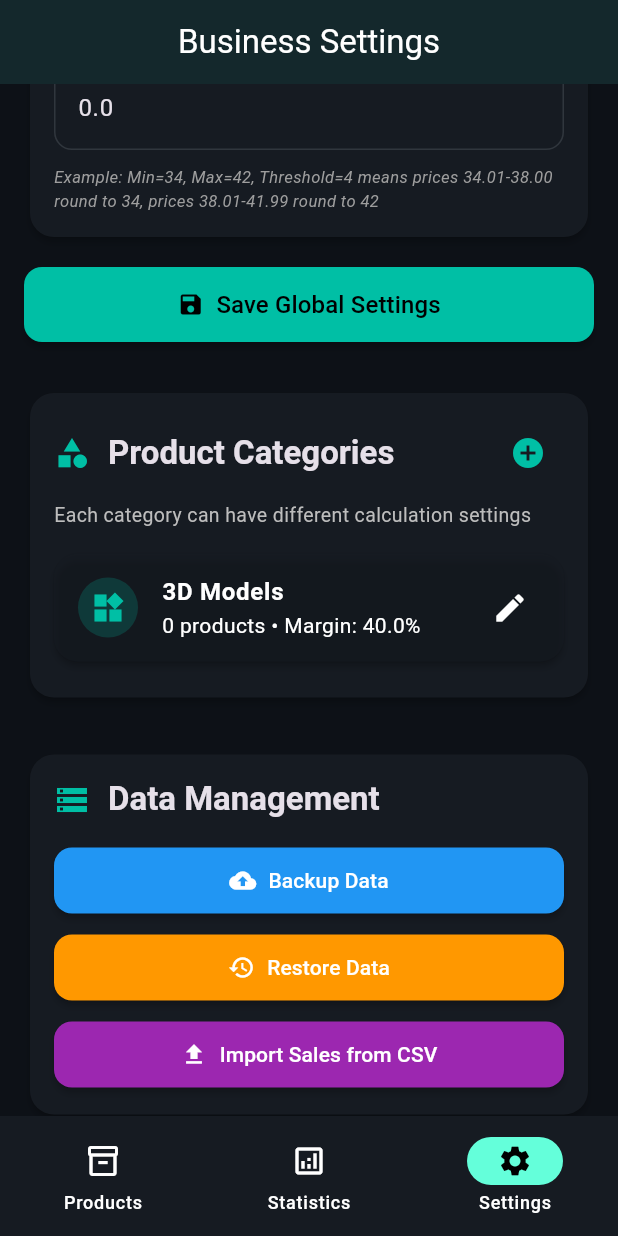
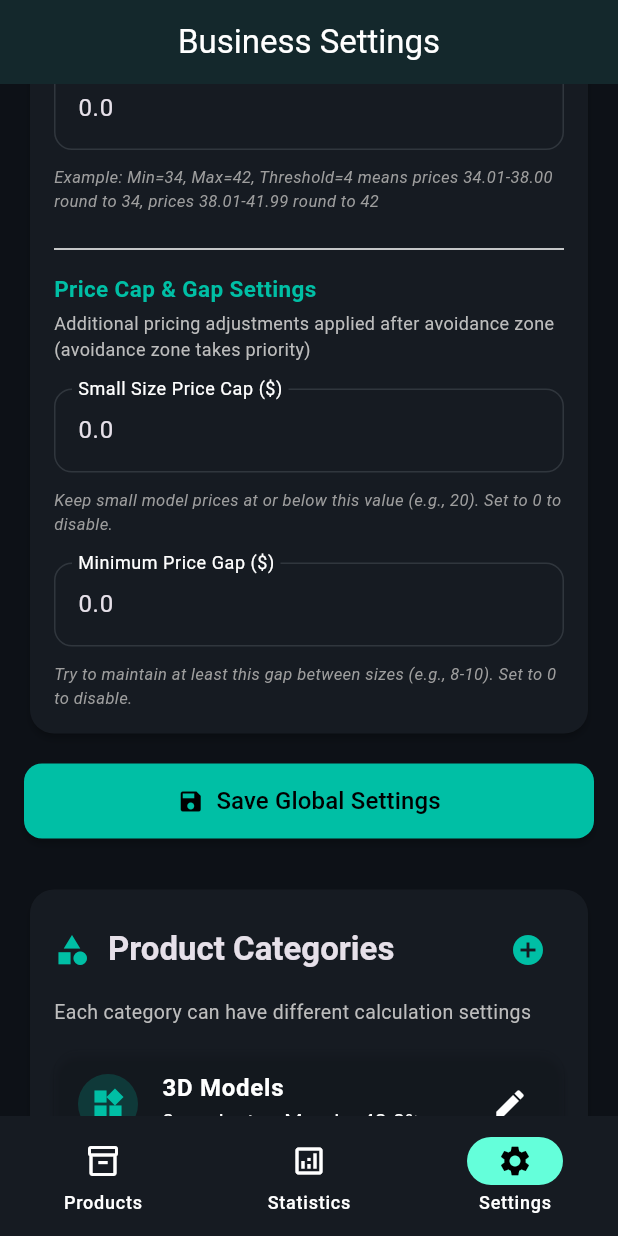
Before and after one commit to TheRealFalseReality/pricetool, a Flutter app: the screen it shows after launch, item 3 of the bottom bar chosen, scrolled down 576 dp, on a phone screen of 412 x 824 dp. Run offline on Flutter 3.47's test engine with Material 3 defaults, Android fonts, the phone set to English and light mode, and no system bars; our stand-ins replace file_picker, flutter_bloc, hive_flutter; missing offline and left inert: file_saver; accounts and stored records are empty.

Commit message:
Add small price cap and minimum gap settings with visual feedback
Co-authored-by: TheRealFalseReality <106857076+TheRealFalseReality@users.noreply.github.com>

```diff
--- a/lib/main.dart
+++ b/lib/main.dart
@@ -175,6 +175,10 @@ class Settings extends HiveObject {
   late double avoidanceZoneMax;
   @HiveField(5)
   late double avoidanceZoneThreshold;
+  @HiveField(6)
+  late double smallPriceCap;
+  @HiveField(7)
+  late double minPriceGap;
 
   Settings.defaults() {
     electricityCostKwh = 0.15;
@@ -183,6 +187,8 @@ class Settings extends HiveObject {
     avoidanceZoneMin = 0;
     avoidanceZoneMax = 0;
     avoidanceZoneThreshold = 0;
+    smallPriceCap = 0;
+    minPriceGap = 0;
   }
 
   // For JSON serialization
@@ -193,6 +199,8 @@ class Settings extends HiveObject {
     'avoidanceZoneMin': avoidanceZoneMin,
     'avoidanceZoneMax': avoidanceZoneMax,
     'avoidanceZoneThreshold': avoidanceZoneThreshold,
+    'smallPriceCap': smallPriceCap,
+    'minPriceGap': minPriceGap,
   };
 
   factory Settings.fromJson(Map<String, dynamic> json) {
@@ -202,7 +210,9 @@ class Settings extends HiveObject {
       ..etsyListingFee = (json['etsyListingFee'] as num).toDouble()
       ..avoidanceZoneMin = (json['avoidanceZoneMin'] as num? ?? 0).toDouble()
       ..avoidanceZoneMax = (json['avoidanceZoneMax'] as num? ?? 0).toDouble()
-      ..avoidanceZoneThreshold = (json['avoidanceZoneThreshold'] as num? ?? 0).toDouble();
+      ..avoidanceZoneThreshold = (json['avoidanceZoneThreshold'] as num? ?? 0).toDouble()
+      ..smallPriceCap = (json['smallPriceCap'] as num? ?? 0).toDouble()
+      ..minPriceGap = (json['minPriceGap'] as num? ?? 0).toDouble();
   }
 
   // Helper method to create from old settings for backward compatibility
@@ -213,7 +223,9 @@ class Settings extends HiveObject {
       ..etsyListingFee = (json['etsyListingFee'] as num? ?? 0.20).toDouble()
       ..avoidanceZoneMin = (json['avoidanceZoneMin'] as num? ?? 0).toDouble()
       ..avoidanceZoneMax = (json['avoidanceZoneMax'] as num? ?? 0).toDouble()
-      ..avoidanceZoneThreshold = (json['avoidanceZoneThreshold'] as num? ?? 0).toDouble();
+      ..avoidanceZoneThreshold = (json['avoidanceZoneThreshold'] as num? ?? 0).toDouble()
+      ..smallPriceCap = (json['smallPriceCap'] as num? ?? 0).toDouble()
+      ..minPriceGap = (json['minPriceGap'] as num? ?? 0).toDouble();
   }
 }
 
@@ -361,13 +373,15 @@ class SettingsAdapter extends TypeAdapter<Settings> {
       ..etsyListingFee = fields[2] as double
       ..avoidanceZoneMin = fields.containsKey(3) ? fields[3] as double : 0
       ..avoidanceZoneMax = fields.containsKey(4) ? fields[4] as double : 0
-      ..avoidanceZoneThreshold = fields.containsKey(5) ? fields[5] as double : 0;
+      ..avoidanceZoneThreshold = fields.containsKey(5) ? fields[5] as double : 0
+      ..smallPriceCap = fields.containsKey(6) ? fields[6] as double : 0
+      ..minPriceGap = fields.containsKey(7) ? fields[7] as double : 0;
   }
 
   @override
   void write(BinaryWriter writer, Settings obj) {
     writer
-      ..writeByte(6)
+      ..writeByte(8)
       ..writeByte(0)
       ..write(obj.electricityCostKwh)
       ..writeByte(1)
@@ -379,7 +393,11 @@ class SettingsAdapter extends TypeAdapter<Settings> {
       ..writeByte(4)
       ..write(obj.avoidanceZoneMax)
       ..writeByte(5)
-      ..write(obj.avoidanceZoneThreshold);
+      ..write(obj.avoidanceZoneThreshold)
+      ..writeByte(6)
+      ..write(obj.smallPriceCap)
+      ..writeByte(7)
+      ..write(obj.minPriceGap);
   }
 }
 
@@ -2117,6 +2135,8 @@ class _SettingsPageState extends State<SettingsPage> {
       'avoidanceZoneMin': TextEditingController(text: settings.avoidanceZoneMin.toString()),
       'avoidanceZoneMax': TextEditingController(text: settings.avoidanceZoneMax.toString()),
       'avoidanceZoneThreshold': TextEditingController(text: settings.avoidanceZoneThreshold.toString()),
+      'smallPriceCap': TextEditingController(text: settings.smallPriceCap.toString()),
+      'minPriceGap': TextEditingController(text: settings.minPriceGap.toString()),
     };
   }
 
@@ -2443,6 +2463,32 @@ class _SettingsPageState extends State<SettingsPage> {
                         const SizedBox(height: 4),
                         Text(
                           'Example: Min=34, Max=42, Threshold=4 means prices 34.01-38.00 round to 34, prices 38.01-41.99 round to 42',
+                          style: TextStyle(fontSize: 11, color: Colors.grey[500], fontStyle: FontStyle.italic),
+                        ),
+                        const SizedBox(height: 16),
+                        const Divider(),
+                        const SizedBox(height: 8),
+                        Text(
+                          'Price Cap & Gap Settings',
+                          style: TextStyle(fontSize: 15, fontWeight: FontWeight.bold, color: Theme.of(context).colorScheme.primary),
+                        ),
+                        const SizedBox(height: 4),
+                        Text(
+                          'Additional pricing adjustments applied after avoidance zone (avoidance zone takes priority)',
+                          style: TextStyle(fontSize: 12, color: Colors.grey[400]),
+                        ),
+                        const SizedBox(height: 12),
+                        _buildTextField('smallPriceCap', 'Small Size Price Cap (\$)'),
+                        const SizedBox(height: 4),
+                        Text(
+                          'Keep small model prices at or below this value (e.g., 20). Set to 0 to disable.',
+                          style: TextStyle(fontSize: 11, color: Colors.grey[500], fontStyle: FontStyle.italic),
+                        ),
+                        const SizedBox(height: 12),
+                        _buildTextField('minPriceGap', 'Minimum Price Gap (\$)'),
+                        const SizedBox(height: 4),
+                        Text(
+                          'Try to maintain at least this gap between sizes (e.g., 8-10). Set to 0 to disable.',
                           style: TextStyle(fontSize: 11, color: Colors.grey[500], fontStyle: FontStyle.italic),
                         ),
                       ],
@@ -2987,6 +3033,7 @@ class _ProductDetailPageState extends State<ProductDetailPage> with TickerProvid
       Map<String, Map<String, double>> newResults = {};
       final newVariations = <String, ProductVariation>{};
 
+      // First pass: calculate all prices with avoidance zone
       variationsData.forEach((key, value) {
         final printTime = value['time']!;
         final filamentGrams = value['grams']!;
@@ -3006,13 +3053,14 @@ class _ProductDetailPageState extends State<ProductDetailPage> with TickerProvid
             // Apply even rounding first
             double roundedPrice = _roundToNearestEven(etsyPrice);
 
-            // Then apply avoidance zone with threshold
+            // Then apply avoidance zone with threshold (priority)
             calculatedPrice = _applyAvoidanceZone(roundedPrice, settings.avoidanceZoneMin, settings.avoidanceZoneMax, settings.avoidanceZoneThreshold);
 
             newResults[key] = {
               'totalProductionCost': totalProductionCost,
               'etsyPrice': calculatedPrice,
               'profit': profitAmount,
+              'originalPrice': calculatedPrice, // Store original before caps/gaps
             };
         }
         newVariations[key] = ProductVariation(
@@ -3022,6 +3070,36 @@ class _ProductDetailPageState extends State<ProductDetailPage> with TickerProvid
           profit: profitAmount
         );
       });
+
+      // Second pass: apply small price cap and calculate suggested gap adjustments
+      if (newResults.containsKey('Small') && settings.smallPriceCap > 0) {
+        final smallPrice = newResults['Small']!['etsyPrice']!;
+        if (smallPrice > settings.smallPriceCap) {
+          newResults['Small']!['etsyPrice'] = settings.smallPriceCap;
+          newVariations['Small']!.etsyPrice = settings.smallPriceCap;
+        }
+      }
+
+      // Calculate suggested prices with gap adjustments (for reference only)
+      if (settings.minPriceGap > 0) {
+        final smallPrice = newResults['Small']?['etsyPrice'] ?? 0;
+        final mediumPrice = newResults['Medium']?['etsyPrice'] ?? 0;
+        final largePrice = newResults['Large']?['etsyPrice'] ?? 0;
+
+        if (smallPrice > 0 && mediumPrice > 0) {
+          final gapSM = mediumPrice - smallPrice;
+          if (gapSM < settings.minPriceGap) {
+            newResults['Medium']!['suggestedPrice'] = smallPrice + settings.minPriceGap;
+          }
+        }
+
+        if (mediumPrice > 0 && largePrice > 0) {
+          final gapML = largePrice - mediumPrice;
+          if (gapML < settings.minPriceGap) {
+            newResults['Large']!['suggestedPrice'] = mediumPrice + settings.minPriceGap;
+          }
+        }
+      }
 
       setState(() {
          _pricingResult = newResults;
@@ -3286,7 +3364,9 @@ class _ProductDetailPageState extends State<ProductDetailPage> with TickerProvid
                           entry.key,
                           entry.value['totalProductionCost']!,
                           entry.value['profit']!,
-                          entry.value['etsyPrice']!
+                          entry.value['etsyPrice']!,
+                          entry.value['suggestedPrice'],
+                          entry.value['originalPrice']
                       );
                     }).toList(),
                 ],
@@ -3301,13 +3381,17 @@ class _ResultRow extends StatelessWidget {
   final double cost;
   final double profit;
   final double price;
-
-  const _ResultRow(this.label, this.cost, this.profit, this.price);
+  final double? suggestedPrice;
+  final double? originalPrice;
+
+  const _ResultRow(this.label, this.cost, this.profit, this.price, this.suggestedPrice, this.originalPrice);
 
   @override
   Widget build(BuildContext context) {
     final salePrice15 = price * 0.85;
     final salePrice25 = price * 0.75;
+    final hasSuggestion = suggestedPrice != null && suggestedPrice! != price;
+    final wasCapped = originalPrice != null && originalPrice! != price;
 
     return Padding(
       padding: const EdgeInsets.symmetric(vertical: 4.0),
@@ -3327,6 +3411,20 @@ class _ResultRow extends StatelessWidget {
                   '\$${price.toStringAsFixed(0)}',
                   style: TextStyle(color: Theme.of(context).colorScheme.secondary, fontWeight: FontWeight.bold),
                 ),
+                if (wasCapped) ...[
+                  const SizedBox(height: 2),
+                  Text(
+                    '(was \$${originalPrice!.toStringAsFixed(0)})',
+                    style: TextStyle(fontSize: 10, color: Colors.orange[300], fontStyle: FontStyle.italic),
+                  ),
+                ],
+                if (hasSuggestion) ...[
+                  const SizedBox(height: 4),
+                  Text(
+                    'Gap: \$${suggestedPrice!.toStringAsFixed(0)}',
+                    style: TextStyle(fontSize: 11, color: Colors.amber[300]),
+                  ),
+                ],
                 if (price > 0) ...[
                   const SizedBox(height: 4),
                   Text(
```
